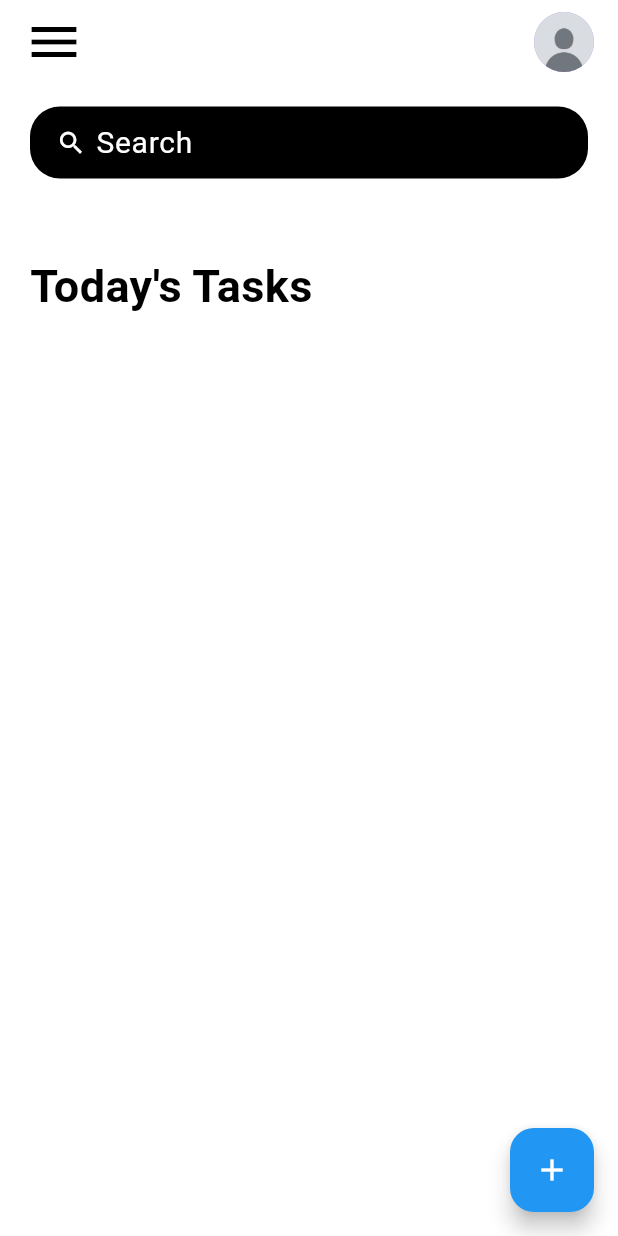
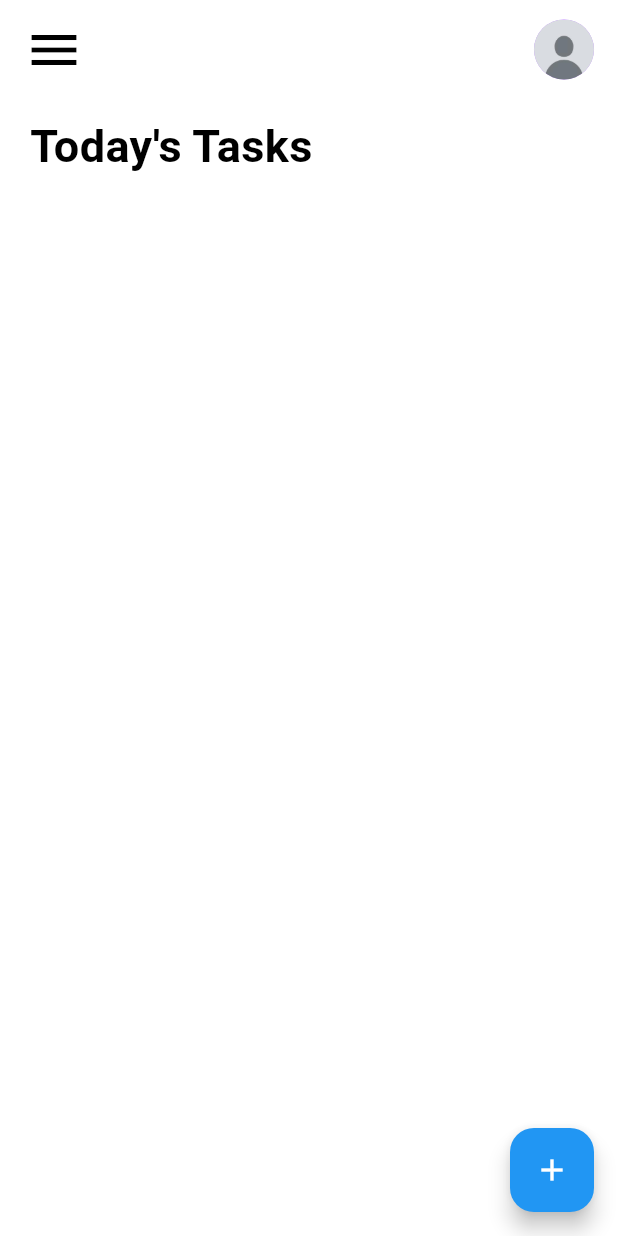
Before and after one commit to vaxope/task_manager, a Flutter app: the screen it shows after launch, on a phone screen of 412 x 824 dp. Run offline on Flutter 3.47's test engine with Material 3 defaults, Android fonts, the phone set to English and light mode, and no system bars.

Commit message:
removed search bar and added editing

```diff
--- a/lib/screens/home_screen.dart
+++ b/lib/screens/home_screen.dart
@@ -36,15 +36,14 @@ class _HomeScreenState extends State<HomeScreen> {
       backgroundColor: Colors.white,
       appBar: _buildAppBar(),
       body: Container(
-        padding: EdgeInsets.symmetric(horizontal: 20, vertical: 15),
+        padding: EdgeInsets.symmetric(horizontal: 20, vertical: 10),
         child: Column(
           children: [
-            searchBox(),
             Expanded(
               child: ListView(
                 children: [
                   Container(
-                    margin: EdgeInsets.only(top: 50, bottom: 20),
+                    margin: EdgeInsets.only(top: 10, bottom: 20),
                     child: Text(
                       'Today\'s Tasks',
                       style: TextStyle(
@@ -78,7 +77,9 @@ class _HomeScreenState extends State<HomeScreen> {
 AppBar _buildAppBar() {
   return AppBar(
     backgroundColor: Colors.white,
-    title: Row(
+    title: Padding(
+      padding: const EdgeInsets.only(top: 10),
+      child: Row(
         mainAxisAlignment: MainAxisAlignment.spaceBetween,
         children: [
           Icon(
@@ -91,29 +92,6 @@ AppBar _buildAppBar() {
             backgroundImage: AssetImage("assets/images/defaultpfp.jpg"),
           )
         ],
-    ),
-  );
-}
-
-Widget searchBox() {
-  return Container(
-    padding: EdgeInsets.symmetric(horizontal: 15),
-    decoration: BoxDecoration(
-      color: Colors.black,
-      borderRadius: BorderRadius.circular(20),
-    ),
-    child: TextField(
-      decoration: InputDecoration(
-        contentPadding: EdgeInsets.all(0),
-        prefixIcon: Icon(
-          Icons.search,
-          color: Colors.white,
-          size: 20,
-        ),
-        prefixIconConstraints: BoxConstraints(maxHeight: 20, minWidth: 25),
-        border: InputBorder.none,
-        hintText: 'Search',
-        hintStyle: TextStyle(color: Colors.white, fontSize: 20),
       ),
     ),
   );
```
Also changed, not shown: lib/widgets/task_items.dart (+86 -8 lines). Lines whose indentation alone changed are shown as unchanged.
